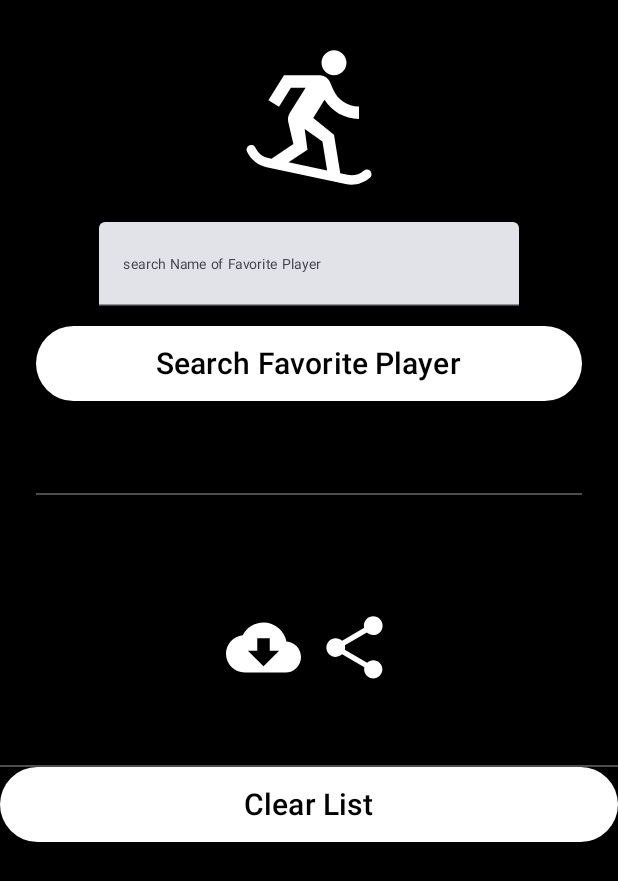
After one commit to TyGBenjamin/MySportsApp, an Android app built with Jetpack Compose: the composable HomeScreen shown on its own in the app's theme, on a phone screen of 412 x 824 dp. The commit adds this screen. Shown: the top 881 px of the screen. Run offline under Robolectric (Android 15) with nearby library versions, the phone set to English and light mode, and no system bars.

Commit message:
building UI

```diff
--- a/app/src/main/java/com/example/mysportsapp/MainActivity.kt
+++ b/app/src/main/java/com/example/mysportsapp/MainActivity.kt
@@ -31,6 +31,10 @@ class MainActivity : ComponentActivity() {
     }
 }
 
+
+
+
+
 @Composable
 fun Greeting(name: String, modifier: Modifier = Modifier) {
     Text(
--- a/app/src/main/java/com/example/mysportsapp/utils/Constants.kt
+++ b/app/src/main/java/com/example/mysportsapp/utils/Constants.kt
@@ -7,7 +7,8 @@ package com.example.mysportsapp.utils
  * @constructor Create empty Constants
  */
 object Constants {
-    const val BASE_URL="https://jsonplaceholder.typicode.com/albums/1/"
+    const val BASE_URL ="https://www.thesportsdb.com/api/v1/json/3/"
+    const val PLAYER_URL_TAG = "%20"
     const val ERROR_IMG ="https://i.pinimg.com/originals/5d/33/a1/5d33a10d3d20c73125e66a1f3cb4a974.jpg"
     const val DELAY_TIME = 1000L
     const val VIEWMODEL_TAG = "VIEWMODEL LOG"
--- /dev/null
+++ b/app/src/main/java/com/example/mysportsapp/view/HomeScreen.kt
@@ -0,0 +1,218 @@
+package com.example.mysportsapp.view
+
+import android.annotation.SuppressLint
+import androidx.compose.foundation.background
+import androidx.compose.foundation.clickable
+import androidx.compose.foundation.layout.Arrangement
+import androidx.compose.foundation.layout.Box
+import androidx.compose.foundation.layout.Column
+import androidx.compose.foundation.layout.Row
+import androidx.compose.foundation.layout.fillMaxSize
+import androidx.compose.foundation.layout.fillMaxWidth
+import androidx.compose.foundation.layout.height
+import androidx.compose.foundation.layout.padding
+import androidx.compose.foundation.layout.size
+import androidx.compose.foundation.layout.wrapContentSize
+import androidx.compose.material3.Button
+import androidx.compose.material3.ButtonDefaults
+import androidx.compose.material3.Divider
+import androidx.compose.material3.Icon
+import androidx.compose.material3.MaterialTheme
+import androidx.compose.material3.Snackbar
+import androidx.compose.material3.Text
+import androidx.compose.material3.TextField
+import androidx.compose.runtime.Composable
+import androidx.compose.runtime.getValue
+import androidx.compose.runtime.mutableStateOf
+import androidx.compose.runtime.remember
+import androidx.compose.runtime.setValue
+import androidx.compose.ui.Alignment
+import androidx.compose.ui.Modifier
+import androidx.compose.ui.graphics.Color
+import androidx.compose.ui.res.painterResource
+import androidx.compose.ui.text.style.TextAlign
+import androidx.compose.ui.unit.dp
+import androidx.compose.ui.unit.sp
+import com.example.mysportsapp.R
+
+
+@SuppressLint("NotConstructor")
+@Composable
+fun HomeScreen() {
+    Column(
+        modifier = Modifier
+            .fillMaxSize()
+            .background(Color.Black)
+    ) {
+        Column(
+            Modifier
+                .padding(24.dp)
+                .wrapContentSize()
+                .background(Color.Black),
+            verticalArrangement = Arrangement.spacedBy(
+                13.dp,
+                alignment = Alignment.Bottom
+            ),
+            horizontalAlignment = Alignment.CenterHorizontally
+        ) {
+            var value by remember {
+                mutableStateOf("")
+            }
+
+
+            IconOne(R.drawable.snowboarding_24)
+            TextField(value = value, onValueChange = { value = it },
+                label = { Label("search Name of Favorite Player") })
+
+            val (snackbarVisibleState, setSnackBarState) = remember {
+                mutableStateOf(
+                    false
+                )
+            }
+            MyButton(
+                text = "Search Favorite Player",
+                action = {
+                    setSnackBarState(!snackbarVisibleState)
+//                        dashboardViewModel.addContactNew(addedContact)
+                })
+            if (snackbarVisibleState) {
+                Snackbar(
+                    action = {
+                        Button(onClick = {
+                            setSnackBarState(!snackbarVisibleState)
+                        }) {
+                            Text(text = "hide the snackbar")
+                        }
+                    },
+                    modifier = Modifier.padding(8.dp)
+                ) {
+                    Column() {
+                        Text(text = "The snackbar is showing")
+                    }
+                }
+            }
+            DividerOne()
+            Row(verticalAlignment = Alignment.CenterVertically) {
+            }
+        }
+        Column {
+            QuickText(text = "")
+            Row(modifier = Modifier.padding(start = 145.dp)) {
+//                                IconLabels(resource = R.drawable.ic_baseline_perm_phone_msg_24,
+//                                    navigate = { findNavController().navigate(R.id.addPhoneFragment) })
+                IconLabels(
+                    resource = R.drawable.cloud_download,
+                    navigate = {
+//                            findNavController().navigate(R.id.addEmailFragment)
+                    })
+                IconLabels(
+                    resource = R.drawable.share_icon,
+                    navigate = {
+//                            findNavController().navigate(R.id.addAddressFragment)
+                    }
+                )
+            }
+            DividerOne()
+            MyButton(
+                text = "Clear List",
+                action = {
+//                        findNavController().navigate(R.id.dashboardFragment)
+                }
+            )
+        }
+    }
+}
+
+@Suppress("FunctionNaming")
+@Composable
+fun MyButton(text: String, action: () -> Unit) {
+    Button(
+        onClick = {
+            action()
+        },
+        modifier = Modifier
+            .fillMaxWidth()
+            .height(50.dp),
+        colors = ButtonDefaults.buttonColors(containerColor = Color.White)
+    ) {
+        Text(
+            text = text,
+            fontSize = 20.sp,
+            color = Color.Black
+        )
+    }
+}
+
+@Suppress("FunctionNaming")
+@Composable
+fun DividerOne() {
+    Divider(
+        color = Color.White.copy(alpha = 0.3f),
+        thickness = 1.dp,
+        modifier = Modifier.padding(top = 48.dp)
+    )
+}
+
+@Suppress("FunctionNaming")
+@Composable
+fun IconGroup() {
+    Column(modifier = Modifier.fillMaxWidth()) {
+
+    }
+
+}
+
+@Suppress("FunctionNaming")
+@Composable
+fun IconOne(vectorAsset: Int) {
+    Box(
+        modifier = Modifier.padding(5.dp),
+        contentAlignment = Alignment.Center
+    ) {
+        Icon(
+            painter = painterResource(id = vectorAsset),
+            null,
+            Modifier.size(100.dp),
+            tint = Color.White
+        )
+    }
+}
+
+@Suppress("FunctionNaming")
+@Composable
+fun Label(typeInput: String = "Show Result") {
+    Text(
+        text = typeInput,
+        fontSize = 9.sp
+    )
+}
+
+@Suppress("FunctionNaming")
+@Composable
+fun QuickText(text: String) {
+    Text(
+        text = text,
+        fontFamily = MaterialTheme.typography.titleLarge.fontFamily,
+        color = Color.White,
+        textAlign = TextAlign.Center,
+        modifier = Modifier.padding(start = 70.dp, bottom = 10.dp)
+    )
+}
+
+@Suppress("FunctionNaming")
+@Composable
+fun IconLabels(resource: Int, navigate: () -> Unit) {
+    Box(
+        modifier = Modifier.padding(5.dp),
+        contentAlignment = Alignment.Center
+    ) {
+        Icon(
+            painter = painterResource(id = resource),
+            null,
+            Modifier
+                .size(50.dp)
+                .clickable { navigate() },
+            tint = Color.White
+        )
+    }
+}
--- /dev/null
+++ b/app/src/main/res/drawable/cloud_download.xml
@@ -0,0 +1,5 @@
+<vector android:height="24dp" android:tint="#000000"
+    android:viewportHeight="24" android:viewportWidth="24"
+    android:width="24dp" xmlns:android="http://schemas.android.com/apk/res/android">
+    <path android:fillColor="@android:color/white" android:pathData="M19.35,10.04C18.67,6.59 15.64,4 12,4 9.11,4 6.6,5.64 5.35,8.04 2.34,8.36 0,10.91 0,14c0,3.31 2.69,6 6,6h13c2.76,0 5,-2.24 5,-5 0,-2.64 -2.05,-4.78 -4.65,-4.96zM17,13l-5,5 -5,-5h3V9h4v4h3z"/>
+</vector>
--- /dev/null
+++ b/app/src/main/res/drawable/share_icon.xml
@@ -0,0 +1,5 @@
+<vector android:height="24dp" android:tint="#000000"
+    android:viewportHeight="24" android:viewportWidth="24"
+    android:width="24dp" xmlns:android="http://schemas.android.com/apk/res/android">
+    <path android:fillColor="@android:color/white" android:pathData="M18,16.08c-0.76,0 -1.44,0.3 -1.96,0.77L8.91,12.7c0.05,-0.23 0.09,-0.46 0.09,-0.7s-0.04,-0.47 -0.09,-0.7l7.05,-4.11c0.54,0.5 1.25,0.81 2.04,0.81 1.66,0 3,-1.34 3,-3s-1.34,-3 -3,-3 -3,1.34 -3,3c0,0.24 0.04,0.47 0.09,0.7L8.04,9.81C7.5,9.31 6.79,9 6,9c-1.66,0 -3,1.34 -3,3s1.34,3 3,3c0.79,0 1.5,-0.31 2.04,-0.81l7.12,4.16c-0.05,0.21 -0.08,0.43 -0.08,0.65 0,1.61 1.31,2.92 2.92,2.92 1.61,0 2.92,-1.31 2.92,-2.92s-1.31,-2.92 -2.92,-2.92z"/>
+</vector>
--- /dev/null
+++ b/app/src/main/res/drawable/snowboarding_24.xml
@@ -0,0 +1,5 @@
+<vector android:height="24dp" android:tint="#000000"
+    android:viewportHeight="24" android:viewportWidth="24"
+    android:width="24dp" xmlns:android="http://schemas.android.com/apk/res/android">
+    <path android:fillColor="@android:color/white" android:pathData="M14,3c0,-1.1 0.9,-2 2,-2s2,0.9 2,2c0,1.1 -0.9,2 -2,2S14,4.1 14,3zM21.4,20.09c-0.23,-0.05 -0.46,0.02 -0.64,0.17c-0.69,0.6 -1.64,0.88 -2.6,0.67L17,20.69l-1,-6.19l-3.32,-2.67l1.8,-2.89C15.63,10.78 17.68,12 20,12v-2c-1.85,0 -3.44,-1.12 -4.13,-2.72l-0.52,-1.21C15.16,5.64 14.61,5 13.7,5H8L5.5,9l1.7,1.06L9.1,7h2.35l-2.51,3.99c-0.28,0.45 -0.37,1 -0.25,1.52L9.5,16L6,18.35l-0.47,-0.1c-0.96,-0.2 -1.71,-0.85 -2.1,-1.67c-0.1,-0.21 -0.28,-0.37 -0.51,-0.42c-0.43,-0.09 -0.82,0.2 -0.9,0.58C1.98,16.88 2,17.05 2.07,17.2c0.58,1.24 1.71,2.2 3.15,2.51l12.63,2.69c1.44,0.31 2.86,-0.11 3.9,-1.01c0.13,-0.11 0.21,-0.26 0.24,-0.41C22.06,20.6 21.83,20.18 21.4,20.09zM8.73,18.93l3.02,-2.03l-0.44,-3.32l2.84,2.02l0.75,4.64L8.73,18.93z"/>
+</vector>
```
Also changed, not shown: app/src/main/java/com/example/mysportsapp/model/data/dto/FavPlayerDTO.kt (+26 -3 lines), app/src/main/java/com/example/mysportsapp/model/data/entity/FavPlayer.kt (added, +10 -0 lines), app/src/main/java/com/example/mysportsapp/remote/api/ApiService.kt (+12 -0 lines), app/src/main/java/com/example/mysportsapp/viewmodel/PlayerViewModel.kt (added, +10 -0 lines), app/src/main/res/drawable/sports_baseball.xml (added, +7 -0 lines), app/src/main/res/drawable/sports_basketball.xml (added, +12 -0 lines), app/src/main/res/drawable/sports_kabaddi_24.xml (added, +8 -0 lines).
